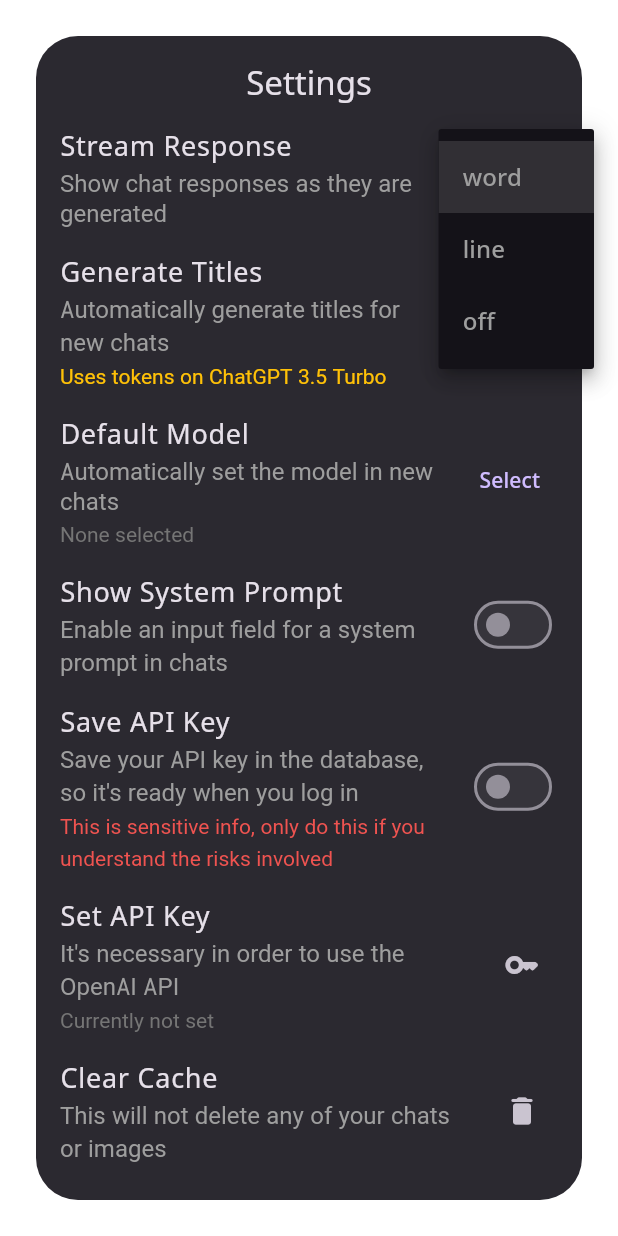
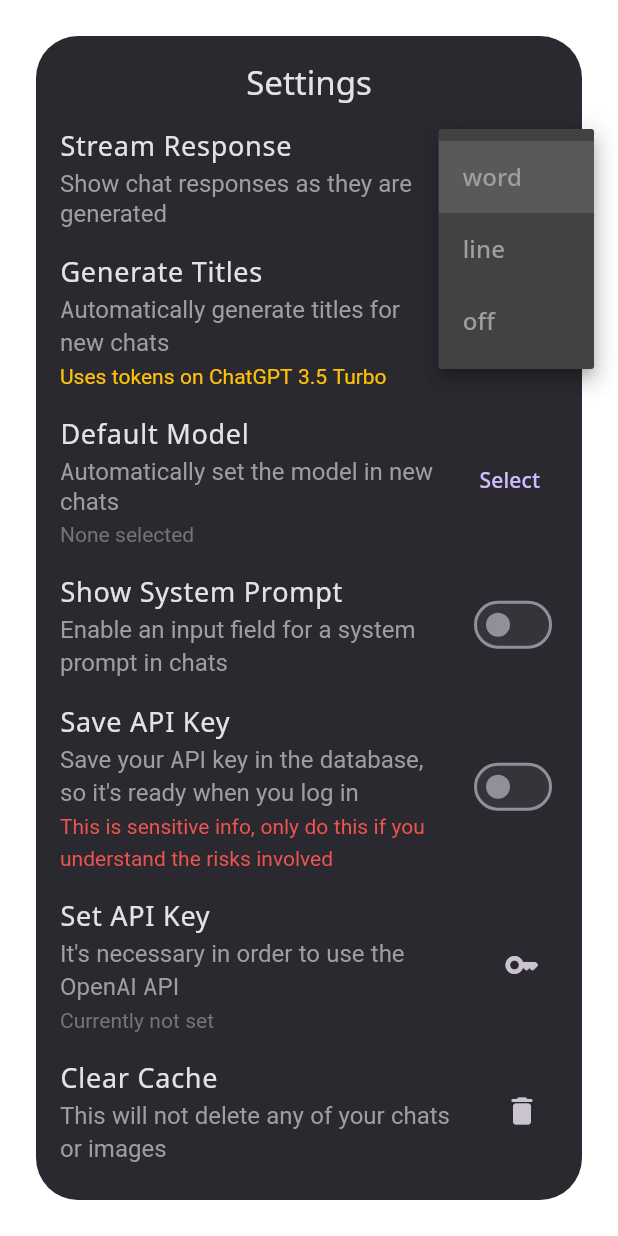
Before and after one commit to coleritchiee/gpt_thing, a Flutter app: the SettingsDialog screen opened directly with empty values, after a tap on the "replay" icon, after a tap on "word", on a phone screen of 412 x 824 dp. Run offline on Flutter 3.47's test engine with Material 3 defaults, Android fonts, the phone set to English and light mode, and no system bars; our stand-ins replace cached_network_image, cloud_firestore, firebase_auth, firebase_core, firebase_storage, flutter_cache_manager and 10 more; missing offline and left inert: dart_openai, gal, markdown, universal_html; accounts and stored records are empty; generated files the repository leaves out were written again.

Commit message:
Change html background color
Not sure if it'll do much, but just in case.

```diff
--- a/lib/theme.dart
+++ b/lib/theme.dart
@@ -1,18 +1,15 @@
 import 'package:flutter/material.dart';
 import 'package:google_fonts/google_fonts.dart';
 
-
 var appTheme = ThemeData(
-  pageTransitionsTheme: PageTransitionsTheme(
-    builders:{
+  pageTransitionsTheme: PageTransitionsTheme(builders: {
     TargetPlatform.android: NoTransitionsBuilder(),
     TargetPlatform.iOS: NoTransitionsBuilder(),
     TargetPlatform.windows: NoTransitionsBuilder(),
     TargetPlatform.macOS: NoTransitionsBuilder(),
     TargetPlatform.linux: NoTransitionsBuilder(),
     TargetPlatform.fuchsia: NoTransitionsBuilder()
-    }
-  ),
+  }),
   fontFamily: GoogleFonts.notoSans().fontFamily,
   brightness: Brightness.dark,
   textTheme: const TextTheme(
@@ -36,6 +33,7 @@ var appTheme = ThemeData(
       color: Colors.grey[850],
     ),
   ),
+  canvasColor: Colors.grey.shade800,
 );
 
 class NoTransitionsBuilder extends PageTransitionsBuilder {
@@ -47,7 +45,6 @@ class NoTransitionsBuilder extends PageTransitionsBuilder {
     Animation<double> secondaryAnimation,
     Widget child,
   ) {
-
     return child;
   }
 }
```
Also changed, not shown: 1 other file. Lines whose indentation alone changed are shown as unchanged.
